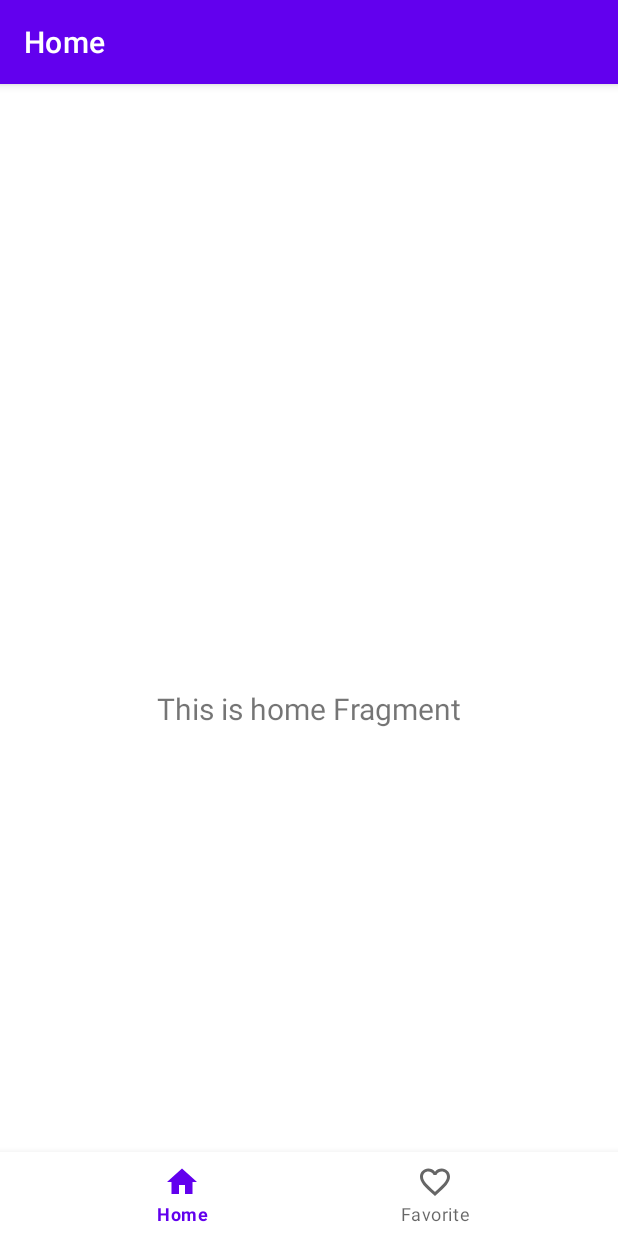
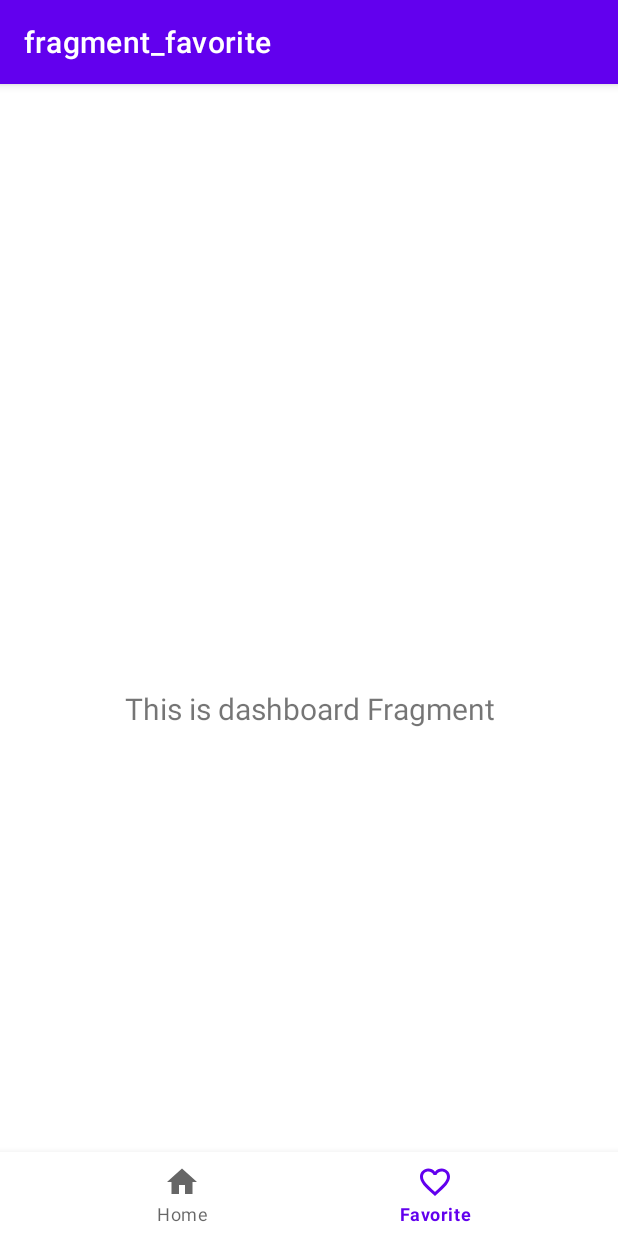
Before and after one commit to fliker2309/kittygram, an Android app: the screen it shows after launch (MainActivity), item 2 of the bottom bar chosen, on a phone screen of 412 x 824 dp. Run offline under Robolectric (Android 15) with nearby library versions, the phone set to English and light mode, and no system bars; our stand-ins replace Dagger/Hilt's generated code, navigation-ui.

Commit message:
working navigation

```diff
--- a/app/src/main/res/menu/bottom_nav_menu.xml
+++ b/app/src/main/res/menu/bottom_nav_menu.xml
@@ -7,7 +7,7 @@
         android:title="@string/title_home" />
 
     <item
-        android:id="@+id/navigation_dashboard"
+        android:id="@+id/navigation_favorite"
         android:icon="@drawable/ic_favorite"
         android:title="@string/title_favorite" />
 
--- a/app/src/main/res/navigation/mobile_navigation.xml
+++ b/app/src/main/res/navigation/mobile_navigation.xml
@@ -9,12 +9,20 @@
         android:id="@+id/navigation_home"
         android:name="com.example.kittygram.presentation.ui.home.HomeFragment"
         android:label="@string/title_home"
-        tools:layout="@layout/fragment_home" />
-
+        tools:layout="@layout/fragment_home" >
+        <action
+            android:id="@+id/action_navigation_home_to_detailFragment"
+            app:destination="@id/detailFragment" />
+    </fragment>
     <fragment
         android:id="@+id/navigation_favorite"
         android:name="com.example.kittygram.presentation.ui.favorite.FavoriteFragment"
-        android:label="@string/title_favorite"
+        android:label="fragment_favorite"
         tools:layout="@layout/fragment_favorite" />
+    <fragment
+        android:id="@+id/detailFragment"
+        android:name="com.example.kittygram.presentation.ui.detail.DetailFragment"
+        android:label="fragment_detail"
+        tools:layout="@layout/fragment_detail" />
 
 </navigation>
--- a/app/src/main/res/values/strings.xml
+++ b/app/src/main/res/values/strings.xml
@@ -2,4 +2,6 @@
     <string name="app_name">kittygram</string>
     <string name="title_home">Home</string>
     <string name="title_favorite">Favorite</string>
+    <!-- TODO: Remove or change this placeholder text -->
+    <string name="hello_blank_fragment">Hello blank fragment</string>
 </resources>
```
Also changed, not shown: app/src/main/java/com/example/kittygram/presentation/ui/detail/DetailFragment.kt (added, +60 -0 lines), app/src/main/res/layout/fragment_detail.xml (added, +14 -0 lines).
